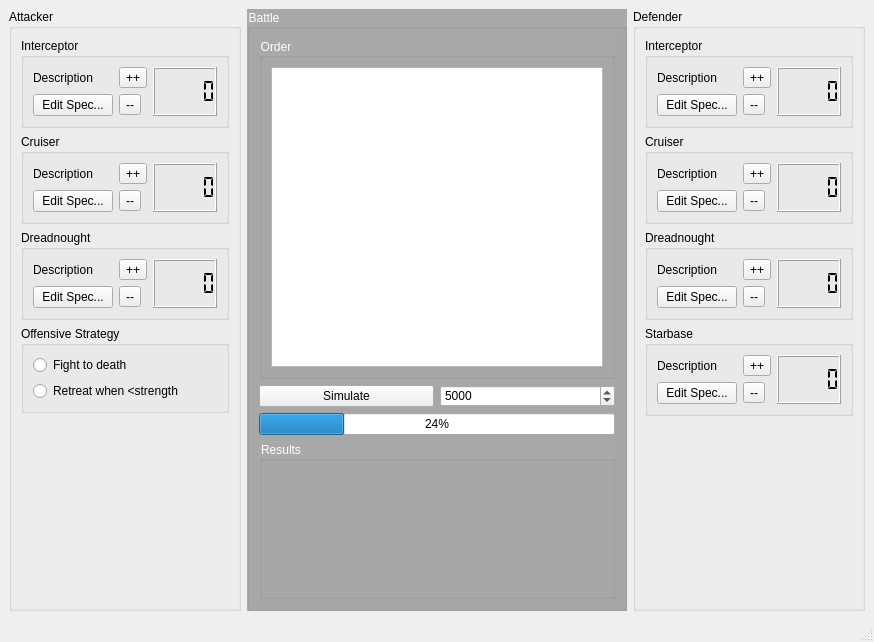
First picture: the form in EclipseSimulator/EclipseSimulatorMainWindow.ui, repository danielcwhite/eclipse-simulator, before the edit.
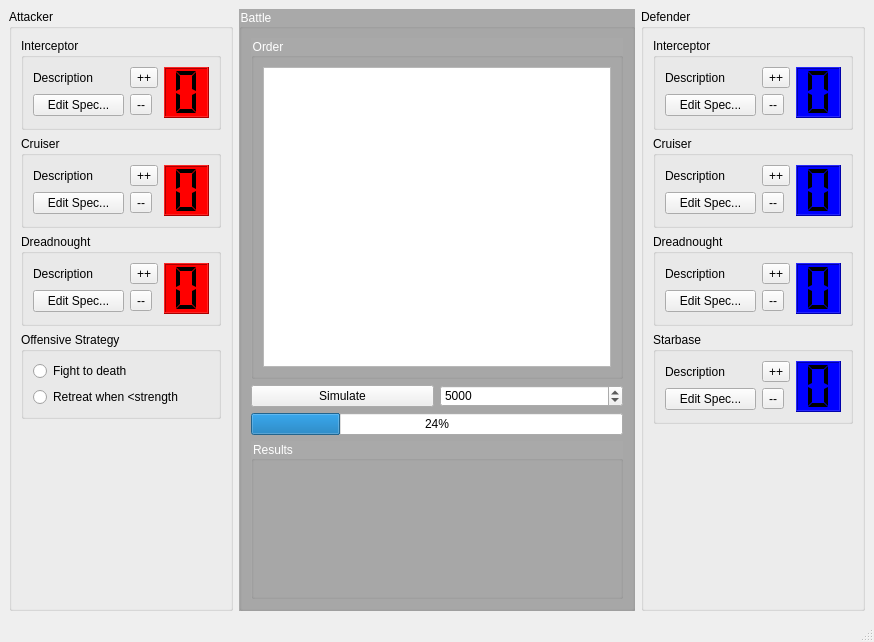
Second picture: the form after the edit.

Commit message: Add color and pattern

What changed in the file:
```diff
--- a/EclipseSimulator/EclipseSimulatorMainWindow.ui
+++ b/EclipseSimulator/EclipseSimulatorMainWindow.ui
@@ -29,6 +29,12 @@
       <layout class="QVBoxLayout" name="verticalLayout">
        <item>
         <widget class="QGroupBox" name="groupBox_6">
+         <property name="minimumSize">
+          <size>
+           <width>200</width>
+           <height>0</height>
+          </size>
+         </property>
          <property name="title">
           <string>Interceptor</string>
          </property>
@@ -67,14 +73,29 @@
           </item>
           <item>
            <widget class="QLCDNumber" name="attackerInterceptorCountLcdNumber_">
+            <property name="sizePolicy">
+             <sizepolicy hsizetype="Fixed" vsizetype="Fixed">
+              <horstretch>0</horstretch>
+              <verstretch>0</verstretch>
+             </sizepolicy>
+            </property>
             <property name="minimumSize">
              <size>
-              <width>0</width>
-              <height>0</height>
+              <width>45</width>
+              <height>51</height>
+             </size>
+            </property>
+            <property name="maximumSize">
+             <size>
+              <width>45</width>
+              <height>51</height>
              </size>
             </property>
             <property name="styleSheet">
-             <string notr="true"/>
+             <string notr="true">background: red</string>
+            </property>
+            <property name="digitCount">
+             <number>1</number>
             </property>
             <property name="segmentStyle">
              <enum>QLCDNumber::Flat</enum>
@@ -124,6 +145,24 @@
           </item>
           <item>
            <widget class="QLCDNumber" name="attackerCruiserCountLcdNumber_">
+            <property name="sizePolicy">
+             <sizepolicy hsizetype="Fixed" vsizetype="Fixed">
+              <horstretch>0</horstretch>
+              <verstretch>0</verstretch>
+             </sizepolicy>
+            </property>
+            <property name="minimumSize">
+             <size>
+              <width>45</width>
+              <height>51</height>
+             </size>
+            </property>
+            <property name="styleSheet">
+             <string notr="true">background: red</string>
+            </property>
+            <property name="digitCount">
+             <number>1</number>
+            </property>
             <property name="segmentStyle">
              <enum>QLCDNumber::Flat</enum>
             </property>
@@ -172,6 +211,24 @@
           </item>
           <item>
            <widget class="QLCDNumber" name="attackerDreadnoughtCountLcdNumber_">
+            <property name="sizePolicy">
+             <sizepolicy hsizetype="Fixed" vsizetype="Fixed">
+              <horstretch>0</horstretch>
+              <verstretch>0</verstretch>
+             </sizepolicy>
+            </property>
+            <property name="minimumSize">
+             <size>
+              <width>45</width>
+              <height>51</height>
+             </size>
+            </property>
+            <property name="styleSheet">
+             <string notr="true">background: red</string>
+            </property>
+            <property name="digitCount">
+             <number>1</number>
+            </property>
             <property name="segmentStyle">
              <enum>QLCDNumber::Flat</enum>
             </property>
@@ -326,6 +383,12 @@
       <layout class="QVBoxLayout" name="verticalLayout_2">
        <item>
         <widget class="QGroupBox" name="groupBox_10">
+         <property name="minimumSize">
+          <size>
+           <width>200</width>
+           <height>0</height>
+          </size>
+         </property>
          <property name="title">
           <string>Interceptor</string>
          </property>
@@ -364,6 +427,30 @@
           </item>
           <item>
            <widget class="QLCDNumber" name="defenderInterceptorCountLcdNumber_">
+            <property name="sizePolicy">
+             <sizepolicy hsizetype="Fixed" vsizetype="Fixed">
+              <horstretch>0</horstretch>
+              <verstretch>0</verstretch>
+             </sizepolicy>
+            </property>
+            <property name="minimumSize">
+             <size>
+              <width>45</width>
+              <height>51</height>
+             </size>
+            </property>
+            <property name="maximumSize">
+             <size>
+              <width>45</width>
+              <height>51</height>
+             </size>
+            </property>
+            <property name="styleSheet">
+             <string notr="true">background: blue</string>
+            </property>
+            <property name="digitCount">
+             <number>1</number>
+            </property>
             <property name="segmentStyle">
              <enum>QLCDNumber::Flat</enum>
             </property>
@@ -412,6 +499,30 @@
           </item>
           <item>
            <widget class="QLCDNumber" name="defenderCruiserCountLcdNumber_">
+            <property name="sizePolicy">
+             <sizepolicy hsizetype="Fixed" vsizetype="Fixed">
+              <horstretch>0</horstretch>
+              <verstretch>0</verstretch>
+             </sizepolicy>
+            </property>
+            <property name="minimumSize">
+             <size>
+              <width>45</width>
+              <height>51</height>
+             </size>
+            </property>
+            <property name="maximumSize">
+             <size>
+              <width>45</width>
+              <height>51</height>
+             </size>
+            </property>
+            <property name="styleSheet">
+             <string notr="true">background: blue</string>
+            </property>
+            <property name="digitCount">
+             <number>1</number>
+            </property>
             <property name="segmentStyle">
              <enum>QLCDNumber::Flat</enum>
             </property>
@@ -422,6 +533,18 @@
        </item>
        <item>
         <widget class="QGroupBox" name="groupBox_11">
+         <property name="minimumSize">
+          <size>
+           <width>0</width>
+           <height>0</height>
+          </size>
+         </property>
+         <property name="maximumSize">
+          <size>
+           <width>999999</width>
+           <height>999999</height>
+          </size>
+         </property>
          <property name="title">
           <string>Dreadnought</string>
          </property>
@@ -460,6 +583,30 @@
           </item>
           <item>
            <widget class="QLCDNumber" name="defenderDreadnoughtCountLcdNumber_">
+            <property name="sizePolicy">
+             <sizepolicy hsizetype="Fixed" vsizetype="Fixed">
+              <horstretch>0</horstretch>
+              <verstretch>0</verstretch>
+             </sizepolicy>
+            </property>
+            <property name="minimumSize">
+             <size>
+              <width>45</width>
+              <height>51</height>
+             </size>
+            </property>
+            <property name="maximumSize">
+             <size>
+              <width>45</width>
+              <height>51</height>
+             </size>
+            </property>
+            <property name="styleSheet">
+             <string notr="true">background: blue</string>
+            </property>
+            <property name="digitCount">
+             <number>1</number>
+            </property>
             <property name="segmentStyle">
              <enum>QLCDNumber::Flat</enum>
             </property>
@@ -508,6 +655,30 @@
           </item>
           <item>
            <widget class="QLCDNumber" name="defenderStarbaseCountLcdNumber_">
+            <property name="sizePolicy">
+             <sizepolicy hsizetype="Fixed" vsizetype="Fixed">
+              <horstretch>0</horstretch>
+              <verstretch>0</verstretch>
+             </sizepolicy>
+            </property>
+            <property name="minimumSize">
+             <size>
+              <width>45</width>
+              <height>51</height>
+             </size>
+            </property>
+            <property name="maximumSize">
+             <size>
+              <width>45</width>
+              <height>51</height>
+             </size>
+            </property>
+            <property name="styleSheet">
+             <string notr="true">background: blue</string>
+            </property>
+            <property name="digitCount">
+             <number>1</number>
+            </property>
             <property name="segmentStyle">
              <enum>QLCDNumber::Flat</enum>
             </property>
```
The commit also changes 1 other file.
